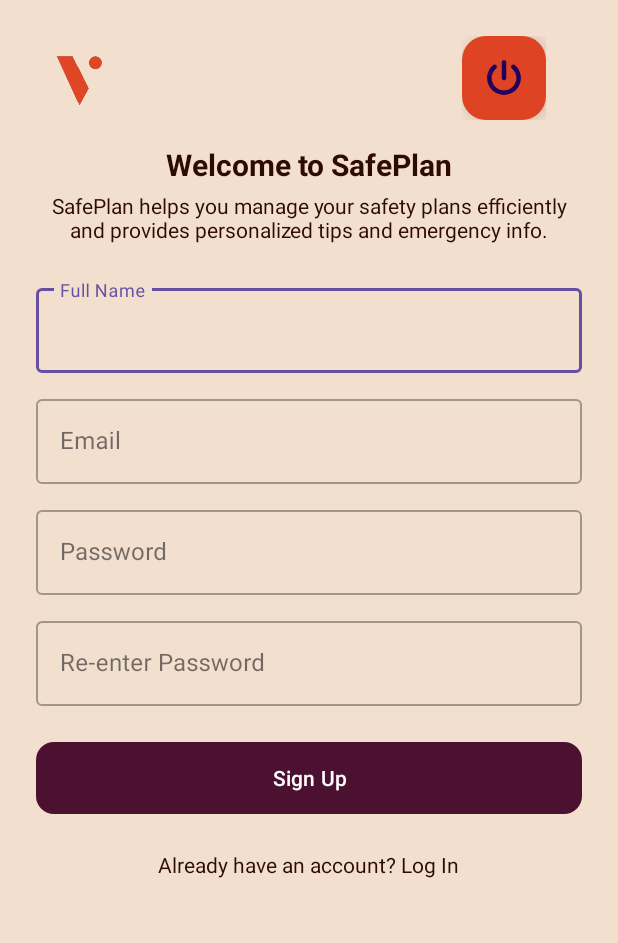
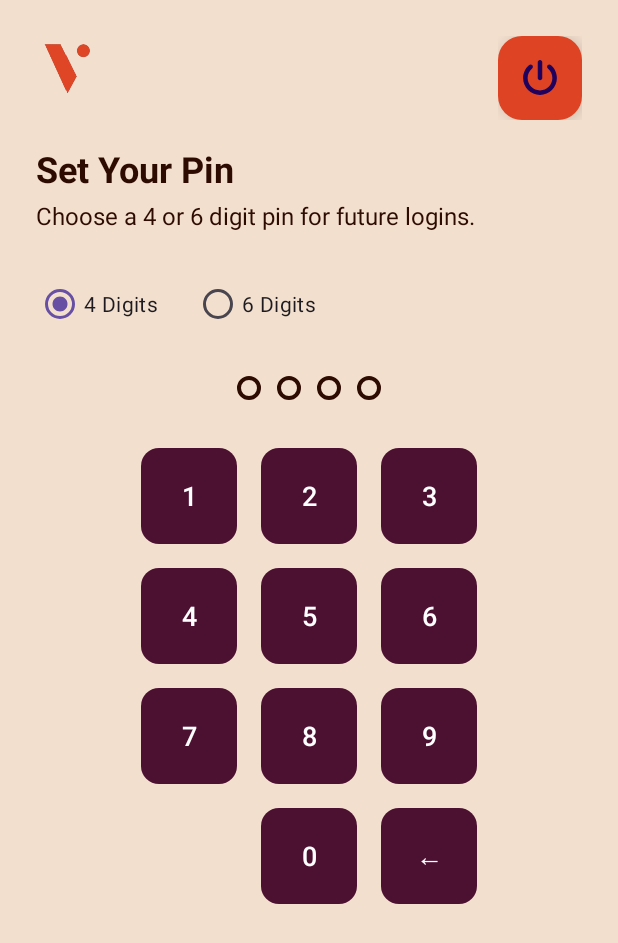
Before and after one commit to samtjhia/SafePlan, an Android app: the screen it shows after launch (SignupActivity before the commit, PinSetupActivity after it), on a phone screen of 412 x 824 dp. Shown: the top 943 px of the screen. Run offline under Robolectric (Android 15) with nearby library versions, the light colour scheme and no system bars; pictures from the network do not load.

Commit message:
feat: implement pin setup activity logic and encrypted key generation

```diff
--- /dev/null
+++ b/app/src/main/java/com/b07safetyplanapp/pinsetup/PinSetupActivity.java
@@ -0,0 +1,151 @@
+package com.b07safetyplanapp.pinsetup;
+
+import android.content.Context;
+import android.content.SharedPreferences;
+import android.os.Bundle;
+import android.security.keystore.KeyGenParameterSpec;
+import android.security.keystore.KeyProperties;
+import android.view.View;
+import android.widget.Button;
+import android.widget.GridLayout;
+import android.widget.ImageView;
+import android.widget.LinearLayout;
+import android.widget.RadioGroup;
+
+import androidx.appcompat.app.AppCompatActivity;
+
+import com.b07safetyplanapp.R;
+
+import java.nio.charset.StandardCharsets;
+import java.security.KeyStore;
+
+import javax.crypto.Cipher;
+import javax.crypto.KeyGenerator;
+import javax.crypto.SecretKey;
+import javax.crypto.spec.GCMParameterSpec;
+import android.util.Base64;
+import android.widget.Toast;
+
+public class PinSetupActivity extends AppCompatActivity {
+
+    private RadioGroup digitSelector;
+    private LinearLayout dotContainer;
+    private GridLayout keypad;
+    private Button savePinButton;
+
+    private int pinLength = 4; // default
+    private StringBuilder currentPin = new StringBuilder();
+
+    private static final String KEY_ALIAS = "PIN_KEY_ALIAS";
+    private static final String PREF_NAME = "pin_prefs";
+    private static final String ENCRYPTED_PIN_KEY = "encrypted_pin";
+
+    @Override
+    protected void onCreate(Bundle savedInstanceState) {
+        super.onCreate(savedInstanceState);
+        setContentView(R.layout.activity_pin_setup);
+
+        digitSelector = findViewById(R.id.digitSelector);
+        dotContainer = findViewById(R.id.dotContainer);
+        keypad = findViewById(R.id.keypad);
+        savePinButton = findViewById(R.id.buttonSavePin);
+
+        digitSelector.setOnCheckedChangeListener((group, checkedId) -> {
+            if (checkedId == R.id.radio4Digits) {
+                pinLength = 4;
+            } else if (checkedId == R.id.radio6Digits) {
+                pinLength = 6;
+            }
+            currentPin.setLength(0); // clear pin input
+            updateDotIndicators();
+        });
+
+        setupKeypad();
+        updateDotIndicators();
+
+        savePinButton.setOnClickListener(v -> {
+            if (currentPin.length() == pinLength) {
+                saveEncryptedPin(currentPin.toString());
+                Toast.makeText(this, "PIN saved successfully", Toast.LENGTH_SHORT).show();
+            } else {
+                Toast.makeText(this, "Please enter a complete PIN", Toast.LENGTH_SHORT).show();
+            }
+        });
+    }
+
+    private void updateDotIndicators() {
+        dotContainer.removeAllViews();
+        for (int i = 0; i < pinLength; i++) {
+            ImageView dot = new ImageView(this);
+            dot.setImageResource(i < currentPin.length() ? R.drawable.dot_filled : R.drawable.dot_empty);
+            LinearLayout.LayoutParams params = new LinearLayout.LayoutParams(24, 24);
+            params.setMargins(8, 0, 8, 0);
+            dot.setLayoutParams(params);
+            dotContainer.addView(dot);
+        }
+        savePinButton.setVisibility(currentPin.length() == pinLength ? View.VISIBLE : View.INVISIBLE);
+    }
+
+    private void setupKeypad() {
+        for (int i = 0; i < keypad.getChildCount(); i++) {
+            View view = keypad.getChildAt(i);
+            if (view instanceof Button) {
+                Button btn = (Button) view;
+                String text = btn.getText().toString();
+
+                if (text.equals("←")) {
+                    btn.setOnClickListener(v -> {
+                        if (currentPin.length() > 0) {
+                            currentPin.deleteCharAt(currentPin.length() - 1);
+                            updateDotIndicators();
+                        }
+                    });
+                } else {
+                    btn.setOnClickListener(v -> {
+                        if (currentPin.length() < pinLength) {
+                            currentPin.append(text);
+                            updateDotIndicators();
+                        }
+                    });
+                }
+            }
+        }
+    }
+
+    private void saveEncryptedPin(String pin) {
+        try {
+            KeyStore keyStore = KeyStore.getInstance("AndroidKeyStore");
+            keyStore.load(null);
+
+            if (!keyStore.containsAlias(KEY_ALIAS)) {
+                KeyGenerator keyGenerator = KeyGenerator.getInstance(KeyProperties.KEY_ALGORITHM_AES, "AndroidKeyStore");
+                KeyGenParameterSpec spec = new KeyGenParameterSpec.Builder(
+                        KEY_ALIAS,
+                        KeyProperties.PURPOSE_ENCRYPT | KeyProperties.PURPOSE_DECRYPT)
+                        .setBlockModes(KeyProperties.BLOCK_MODE_GCM)
+                        .setEncryptionPaddings(KeyProperties.ENCRYPTION_PADDING_NONE)
+                        .build();
+                keyGenerator.init(spec);
+                keyGenerator.generateKey();
+            }
+
+            SecretKey secretKey = ((KeyStore.SecretKeyEntry) keyStore.getEntry(KEY_ALIAS, null)).getSecretKey();
+            Cipher cipher = Cipher.getInstance("AES/GCM/NoPadding");
+            cipher.init(Cipher.ENCRYPT_MODE, secretKey);
+            byte[] iv = cipher.getIV();
+            byte[] encrypted = cipher.doFinal(pin.getBytes(StandardCharsets.UTF_8));
+
+            String encryptedBase64 = Base64.encodeToString(encrypted, Base64.DEFAULT);
+            String ivBase64 = Base64.encodeToString(iv, Base64.DEFAULT);
+
+            SharedPreferences prefs = getSharedPreferences(PREF_NAME, Context.MODE_PRIVATE);
+            prefs.edit()
+                    .putString(ENCRYPTED_PIN_KEY, encryptedBase64)
+                    .putString("pin_iv", ivBase64)
+                    .apply();
+
+        } catch (Exception e) {
+            e.printStackTrace();
+        }
+    }
+}
--- /dev/null
+++ b/app/src/main/res/drawable/dot_empty.xml
@@ -0,0 +1,7 @@
+<?xml version="1.0" encoding="utf-8"?>
+<shape xmlns:android="http://schemas.android.com/apk/res/android"
+    android:shape="oval">
+    <size android:width="12dp" android:height="12dp"/>
+    <stroke android:width="2dp" android:color="@color/black_bean"/>
+    <solid android:color="@android:color/transparent"/>
+</shape>
--- /dev/null
+++ b/app/src/main/res/drawable/dot_filled.xml
@@ -0,0 +1,6 @@
+<?xml version="1.0" encoding="utf-8"?>
+<shape xmlns:android="http://schemas.android.com/apk/res/android"
+    android:shape="oval">
+    <size android:width="12dp" android:height="12dp"/>
+    <solid android:color="@color/burnt_orange" />
+</shape>
--- a/app/src/main/res/layout/activity_pin_setup.xml
+++ b/app/src/main/res/layout/activity_pin_setup.xml
@@ -24,8 +24,6 @@
 
             <!-- Logo -->
 
-            <!-- Escape Button Fragment -->
-
             <ImageView
                 android:id="@+id/imageLogo"
                 android:layout_width="40dp"
@@ -34,6 +32,8 @@
                 android:src="@drawable/ic_safe_plan_logo"
                 app:layout_constraintStart_toStartOf="parent"
                 app:layout_constraintTop_toTopOf="parent" />
+
+            <!-- Escape Button Fragment -->
 
             <fragment
                 android:id="@+id/emergencyExitFragment"
```
Also changed, not shown: app/src/main/AndroidManifest.xml (+12 -1 lines).
